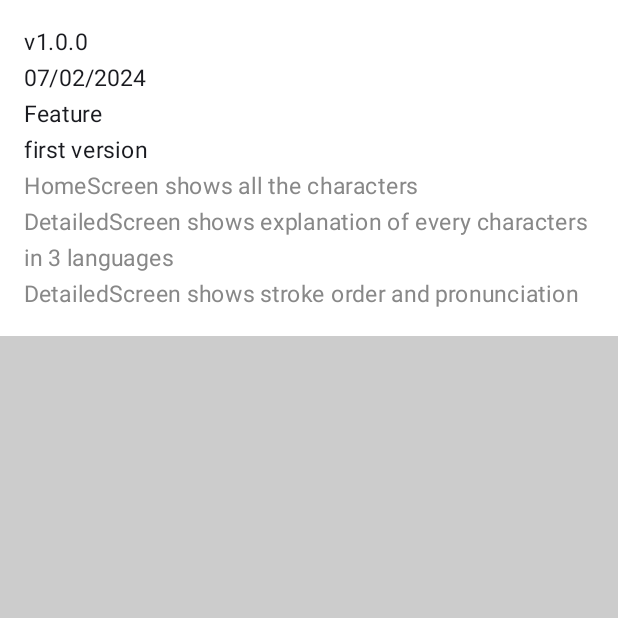
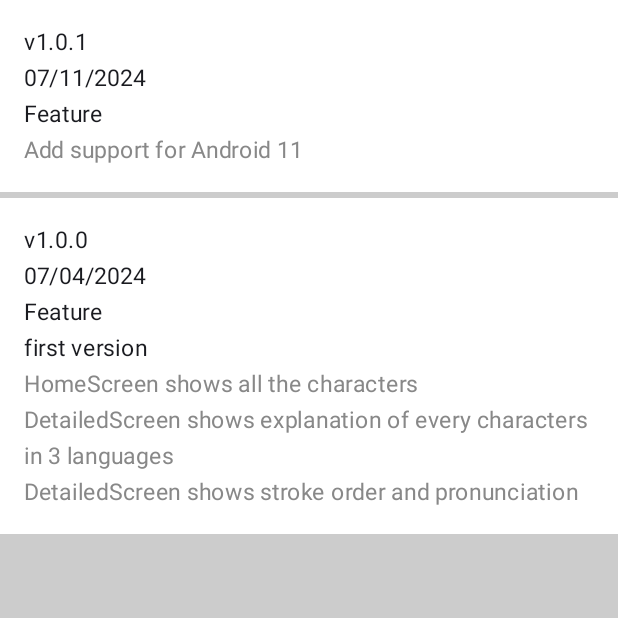
Before and after one commit to cuizhiyuan1995/character1000, an Android app built with Jetpack Compose: the VersionScreen screen opened through its navigation route, on a phone screen of 412 x 824 dp, the top half of it. Run offline under Robolectric (Android 15) with nearby library versions, the phone set to English and light mode, and no system bars; our stand-ins replace Dagger/Hilt's generated code; 2 statements that could not run were skipped.

Commit message:
add support for android11. v1.0.1

```diff
--- a/app/build.gradle.kts
+++ b/app/build.gradle.kts
@@ -12,11 +12,11 @@ android {
 
     val versionMajor = 1
     val versionMinor = 0
-    val versionPatch = 0
+    val versionPatch = 1
 
     defaultConfig {
         applicationId = "com.classic.character1000"
-        minSdk = 31
+        minSdk = 30
         targetSdk = 34
         versionCode = versionMajor * 10000 + versionMinor * 100 + versionPatch
         versionName = "${versionMajor}.${versionMinor}.${versionPatch}"
--- a/app/src/main/AndroidManifest.xml
+++ b/app/src/main/AndroidManifest.xml
@@ -9,9 +9,9 @@
         android:name=".MyApplication"
         android:dataExtractionRules="@xml/data_extraction_rules"
         android:fullBackupContent="@xml/backup_rules"
-        android:icon="@mipmap/ic_launcher"
+        android:icon="@mipmap/thousand"
         android:label="@string/app_name"
-        android:roundIcon="@mipmap/ic_launcher_round"
+        android:roundIcon="@mipmap/thousand_round"
         android:supportsRtl="true"
         android:theme="@style/Theme.Character1000"
         tools:targetApi="31">
--- a/app/src/main/java/com/classic/character1000/ui/screen/DataSourceScreen.kt
+++ b/app/src/main/java/com/classic/character1000/ui/screen/DataSourceScreen.kt
@@ -126,7 +126,7 @@ fun DataSourceScreen(
                 .clickable(
                     onClick = {
                         val openURL = Intent(Intent.ACTION_VIEW)
-                        openURL.data = Uri.parse("https://dict.youdao.com/jsonapi?q=%E5%8D%83&le=ko")
+                        openURL.data = Uri.parse("https://dict.youdao.com   /jsonapi?q=%E5%8D%83&le=ko")
                         context.startActivity(openURL)
                     }
                 )
--- a/app/src/main/java/com/classic/character1000/ui/screen/VersionScreen.kt
+++ b/app/src/main/java/com/classic/character1000/ui/screen/VersionScreen.kt
@@ -5,6 +5,7 @@ import androidx.compose.foundation.layout.Column
 import androidx.compose.foundation.layout.fillMaxHeight
 import androidx.compose.foundation.layout.fillMaxWidth
 import androidx.compose.foundation.layout.padding
+import androidx.compose.material3.HorizontalDivider
 import androidx.compose.material3.Text
 import androidx.compose.runtime.Composable
 import androidx.compose.ui.Modifier
@@ -36,8 +37,29 @@ fun VersionScreen(
                     .padding(padding)
                 //.fillMaxWidth()
             ) {
+                Text(text = "v1.0.1", fontSize = fontsize)
+                Text(text = "07/11/2024", fontSize = fontsize)
+                Text(text = "Feature", fontSize = fontsize)
+                Text(text = "Add support for Android 11", fontSize = fontsize, color = Color.Gray)
+            }
+        }
+        //end of version block
+
+        HorizontalDivider(thickness = 4.dp, color = Color.LightGray)
+
+        //version block
+        Column(
+            Modifier
+                .background(color = Color.White)
+                .fillMaxWidth()
+        ) {
+            Column(
+                Modifier
+                    .padding(padding)
+                //.fillMaxWidth()
+            ) {
                 Text(text = "v1.0.0", fontSize = fontsize)
-                Text(text = "07/02/2024", fontSize = fontsize)
+                Text(text = "07/04/2024", fontSize = fontsize)
                 Text(text = "Feature", fontSize = fontsize)
                 Text(text = "first version", fontSize = fontsize)
                 Text(text = "HomeScreen shows all the characters", fontSize = fontsize, color = Color.Gray)
--- a/app/src/main/res/values/strings.xml
+++ b/app/src/main/res/values/strings.xml
@@ -1,5 +1,5 @@
 <resources>
-    <string name="app_name">character1000</string>
+    <string name="app_name">1000Characters</string>
     <string name="englishIntroduction">The Thousand Character Classic (Chinese: 千字文; pinyin: Qiānzì Wén), also known as the Thousand Character Text, is a Chinese poem that has been used as a primer for teaching Chinese characters to children from the sixth century onward. It contains exactly one thousand characters, each used only once, arranged into 250 lines of four characters apiece and grouped into four line rhyming stanzas to make it easy to memorize. It is sung, much as children learning the Latin alphabet sing an "alphabet song." Along with the Three Character Classic and the Hundred Family Surnames, it formed the basis of traditional literacy training in the Sinosphere.</string>
     <string name="chineseIntroduction">千字文，由南北朝时期梁朝散骑侍郎、给事中周兴嗣编纂、一千个汉字组成的韵文（在隋唐之前，不押韵、不对仗的文字，被称为“笔”，而非“文”）。梁武帝（502—549年）命人从王羲之书法作品中选取1000个不重复汉字，命员外散骑侍郎周兴嗣编纂成文。全文为四字句，对仗工整，条理清晰，文采斐然。《千字文》语句平白如话，易诵易记，并译有英文版、法文版、拉丁文版、意大利文版，是中国影响很大的儿童启蒙读物。</string>
     <string name="koreanIntroduction">천자문(千字文)은 4언고시에 속하는 한시(漢詩)이자 대표적인 한문 습자교본이다. 저자는 중국 남북조시대 양무제 시절 학자 주흥사(周興嗣, 470~521). 삼국시대 종요(鍾繇)가 이미 천자문을 지었다고 하나[1], 현재 알려진 것은 주흥사의 천자문이다. 당장 죽림칠현이 나오는 것만 봐도 그렇다.</string>
```
